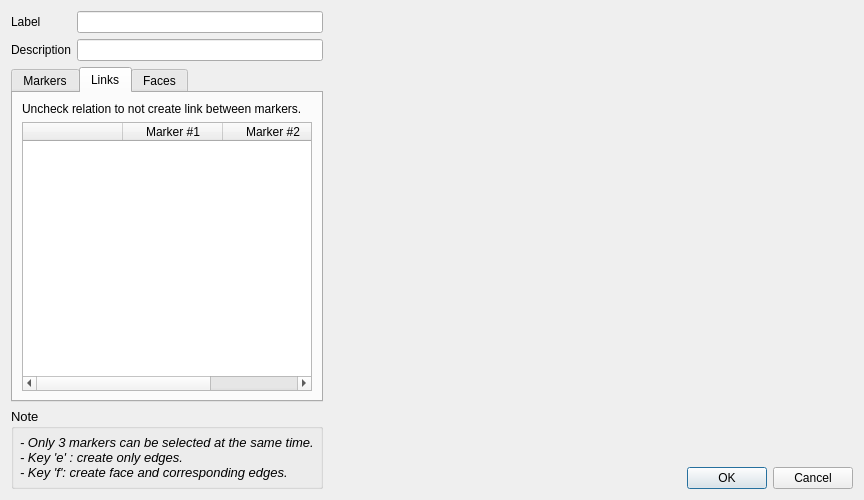
Qt form Tools/Mokka/NewSegmentDialog.ui (Biomechanical-ToolKit/BTKCore) before a commit.
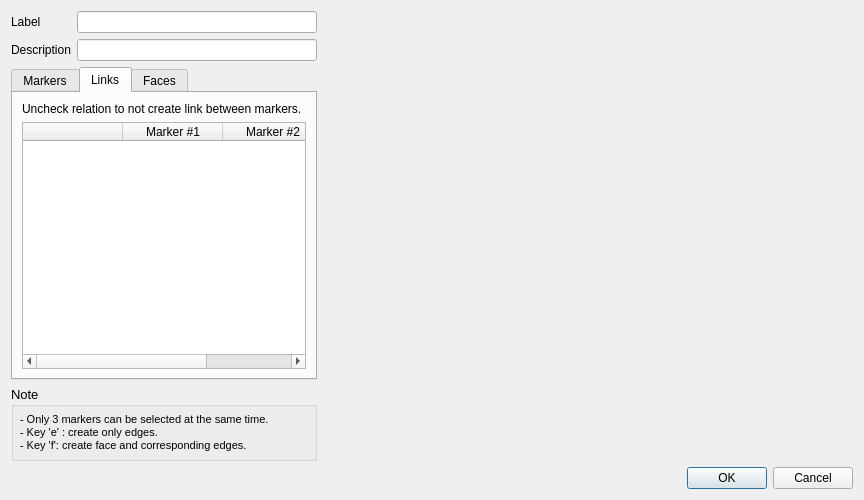
The same form after that commit. Icons and pictures are not drawn. Custom widgets are drawn as their Qt base class.

```diff
--- a/Tools/Mokka/NewSegmentDialog.ui
+++ b/Tools/Mokka/NewSegmentDialog.ui
@@ -10,16 +10,10 @@
     <height>500</height>
    </rect>
   </property>
-  <property name="sizePolicy">
-   <sizepolicy hsizetype="Fixed" vsizetype="Preferred">
-    <horstretch>0</horstretch>
-    <verstretch>0</verstretch>
-   </sizepolicy>
-  </property>
   <property name="windowTitle">
    <string>Segment Definition</string>
   </property>
-  <layout class="QGridLayout" name="gridLayout" columnstretch="0,0,11">
+  <layout class="QGridLayout" name="gridLayout" columnstretch="0,0,1">
    <item row="0" column="0">
     <widget class="QLabel" name="segmentLabelLabel">
      <property name="text">
@@ -30,6 +24,16 @@
    <item row="0" column="1">
     <widget class="QLineEdit" name="segmentLabelEdit"/>
    </item>
+   <item row="0" column="2" rowspan="4">
+    <widget class="Viz3DWidget" name="viz3D" native="true">
+     <property name="sizePolicy">
+      <sizepolicy hsizetype="Preferred" vsizetype="Preferred">
+       <horstretch>0</horstretch>
+       <verstretch>0</verstretch>
+      </sizepolicy>
+     </property>
+    </widget>
+   </item>
    <item row="1" column="0">
     <widget class="QLabel" name="segmentDescriptionLabel">
      <property name="text">
@@ -227,7 +231,7 @@
      </widget>
     </widget>
    </item>
-   <item row="3" column="0" rowspan="3" colspan="2">
+   <item row="3" column="0" colspan="2">
     <widget class="QGroupBox" name="groupBox">
      <property name="font">
       <font>
@@ -245,7 +249,7 @@
        <widget class="QLabel" name="noteLabel">
         <property name="font">
          <font>
-          <italic>true</italic>
+          <pointsize>8</pointsize>
          </font>
         </property>
         <property name="text">
@@ -261,7 +265,7 @@
      </layout>
     </widget>
    </item>
-   <item row="5" column="2">
+   <item row="4" column="2">
     <widget class="QDialogButtonBox" name="buttonBox">
      <property name="orientation">
       <enum>Qt::Horizontal</enum>
@@ -271,16 +275,6 @@
      </property>
     </widget>
    </item>
-   <item row="0" column="2" rowspan="5">
-    <widget class="Viz3DWidget" name="viz3D" native="true">
-     <property name="sizePolicy">
-      <sizepolicy hsizetype="Preferred" vsizetype="Preferred">
-       <horstretch>0</horstretch>
-       <verstretch>0</verstretch>
-      </sizepolicy>
-     </property>
-    </widget>
-   </item>
   </layout>
  </widget>
  <customwidgets>
```
